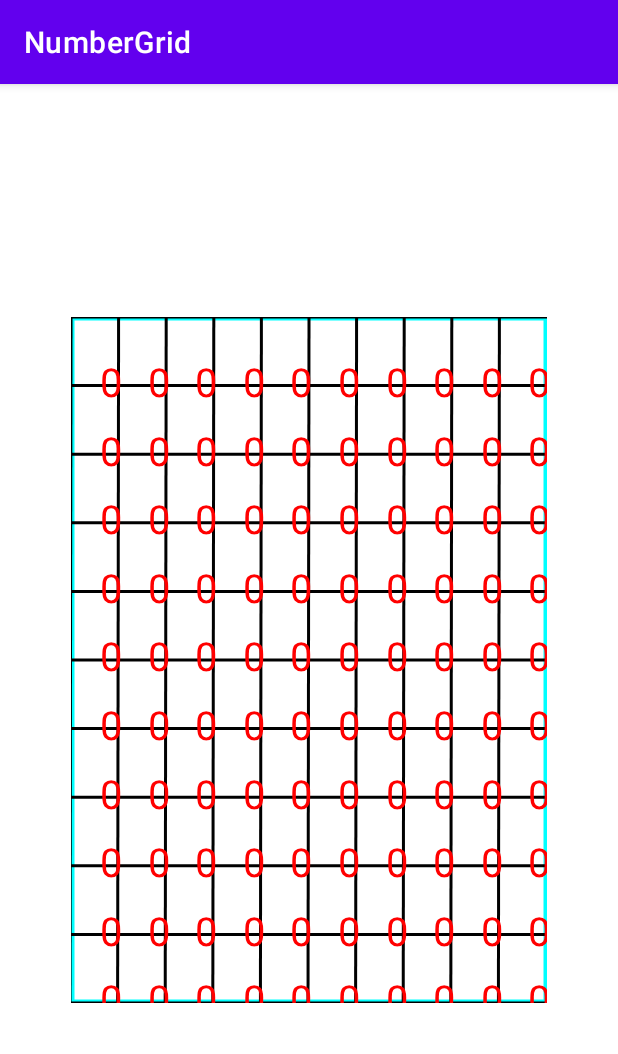
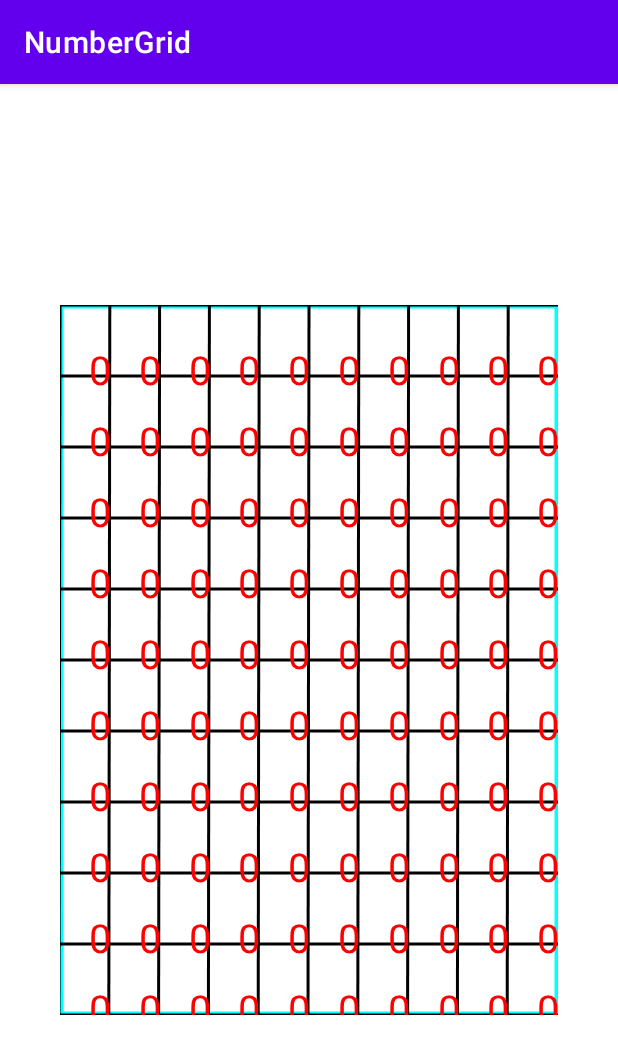
Before and after one commit to CalebLee99/CS458_Mobile_App, an Android app: the screen it shows after launch (MainActivity), on a phone screen of 412 x 824 dp. Shown: the top 1054 px of the screen. Run offline under Robolectric (Android 15) with nearby library versions, the phone set to English and light mode, and no system bars.

Commit message:
Added 9->0 functionality

```diff
--- a/NumberGrid/app/src/main/java/com/example/numbergrid/NumberGridView.kt
+++ b/NumberGrid/app/src/main/java/com/example/numbergrid/NumberGridView.kt
@@ -144,6 +144,10 @@ class NumberGridView (context: Context?, attrs: AttributeSet?) : View(context, a
         Log.v("Row Index", indexRow.toString())
 
         numberGrid[indexCol][indexRow] = numberGrid[indexCol][indexRow] + 1
+        if (numberGrid[indexCol][indexRow] > 9)
+        {
+            numberGrid[indexCol][indexRow] = 0
+        }
         invalidate()
         return true
     }
--- a/NumberGrid/app/src/main/res/layout/activity_main.xml
+++ b/NumberGrid/app/src/main/res/layout/activity_main.xml
@@ -8,8 +8,8 @@
 
     <com.example.numbergrid.NumberGridView
         android:id="@+id/numberGridView2"
-        android:layout_width="317dp"
-        android:layout_height="457dp"
+        android:layout_width="332dp"
+        android:layout_height="473dp"
         app:layout_constraintBottom_toBottomOf="parent"
         app:layout_constraintEnd_toEndOf="parent"
         app:layout_constraintStart_toStartOf="parent"
```
Also changed, not shown: 1 other file.
